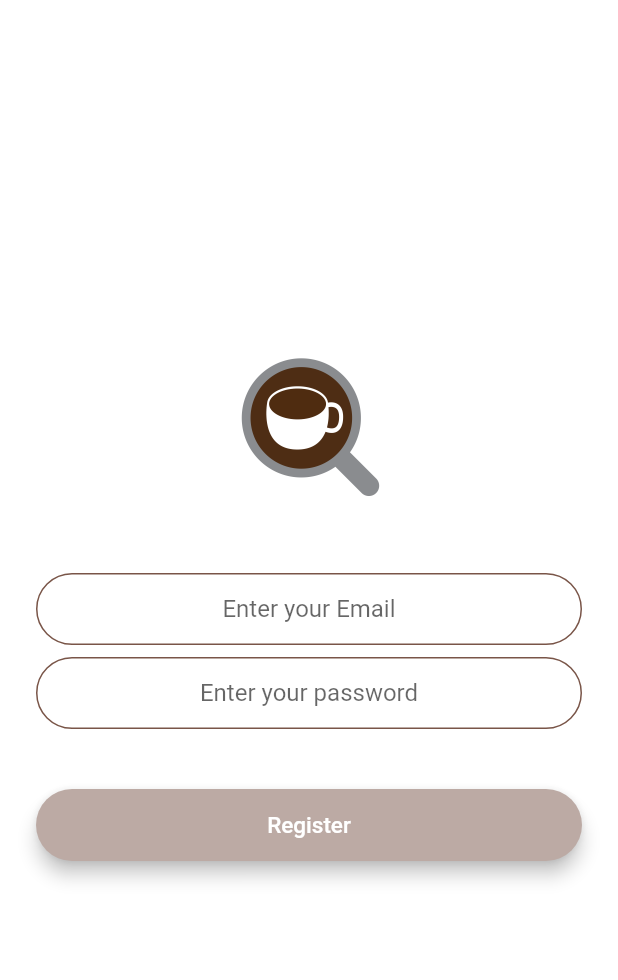
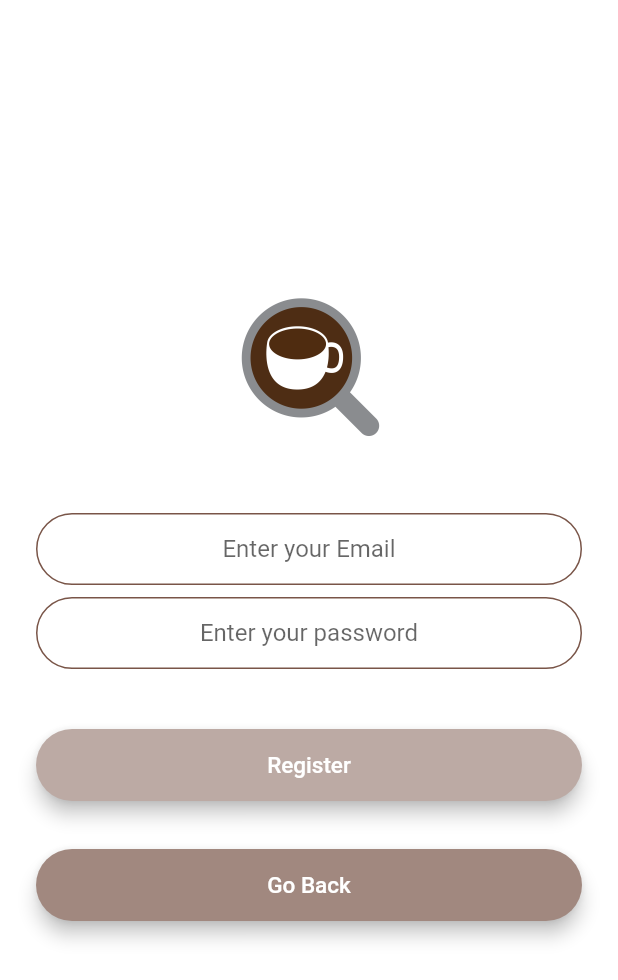
Before and after one commit to BlazingDevs/Fluwinter, a Flutter app: the screen it shows after launch, after a tap on "Register", on a phone screen of 412 x 824 dp. Shown: the top 980 px of the screen. Run offline on Flutter 3.47's test engine with Material 2 defaults, Android fonts, the phone set to English and light mode, and no system bars; our stand-ins replace cloud_firestore, firebase_auth, firebase_core, flutter_rating_bar, transparent_image; accounts and stored records are empty; network calls fail.

Commit message:
connect firebase and login screen, change debug method, delete empty file

```diff
--- a/lib/main.dart
+++ b/lib/main.dart
@@ -4,6 +4,7 @@ import 'package:cafegation/page/login_page/loginpage.dart';
 import 'package:cafegation/page/login_page/register_page.dart';
 import 'package:cafegation/page/login_page/welcome_page.dart';
 import 'package:cafegation/page/logo_page/logoPage.dart';
+import 'package:cafegation/page/search_page/searchPage.dart';
 import 'package:cafegation/services/auth.dart';
 import 'package:flutter/material.dart';
 import 'package:firebase_core/firebase_core.dart';
@@ -59,10 +60,11 @@ class MyApp extends StatelessWidget {
         ),
         initialRoute: WelcomePage.id,
         routes: {
-          WelcomePage.id : (context) => WelcomePage(),
-          loginPage.id: (context) => loginPage(),
-          registerPage.id: (context) => registerPage(),
-          logoPage.id: (context) => logoPage()
+          WelcomePage.id : (context) => WelcomePage(), //웰컴
+          loginPage.id: (context) => loginPage(), //로그인
+          registerPage.id: (context) => registerPage(), //회원가입
+          logoPage.id: (context) => logoPage(), //로고
+          searchPage.id: (context) => searchPage() //찾기 화면...
         },
       ),
     );
--- a/lib/page/favorites_page/favorite_cafe_list.dart
+++ b/lib/page/favorites_page/favorite_cafe_list.dart
@@ -18,7 +18,7 @@ class _FavoriteCafeListState extends State<FavoriteCafeList> {
     return Column(
       children: [
         Container(
-          margin: EdgeInsets.all(15.0),
+          margin: const EdgeInsets.all(15.0),
           child: Text('총 ${cafes.length}개'),
         ),
         Flexible(
--- a/lib/page/favorites_page/favoritesPage.dart
+++ b/lib/page/favorites_page/favoritesPage.dart
@@ -19,7 +19,7 @@ class _FavoritesPageState extends State<favoritesPage> {
   @override
   Widget build(BuildContext context) {
     return StreamProvider<List<Cafe>>.value(
-      initialData: [],
+      initialData: const [],
       value: DataBaseService().cafes,
       child: Scaffold(
         appBar: AppBar(
--- a/lib/page/login_page/register_page.dart
+++ b/lib/page/login_page/register_page.dart
@@ -1,6 +1,8 @@
+import 'package:cafegation/page/login_page/welcome_page.dart';
+import 'package:cafegation/page/search_page/searchPage.dart';
+import 'package:cafegation/services/auth.dart';
 import 'package:flutter/material.dart';
 class registerPage extends StatefulWidget {
-
   static String id = 'registerpage';
 
   @override
@@ -9,6 +11,7 @@ class registerPage extends StatefulWidget {
 
 class _registerPageState extends State<registerPage> {
 
+  final AuthService _auth = AuthService();
   bool showSpinner = false;
   String email = '';
   String password = '';
@@ -27,7 +30,7 @@ class _registerPageState extends State<registerPage> {
               height: 100.0,
               child: Image.asset('assets/coffee1.png'),
             ),
-            SizedBox(
+            const SizedBox(
               height: 48.0,
             ),
             TextField(
@@ -36,7 +39,7 @@ class _registerPageState extends State<registerPage> {
               onChanged: (value) {
                 email = value;
               },
-              decoration: InputDecoration(
+              decoration: const InputDecoration(
                 hintText: 'Enter your Email',
                 contentPadding:
                     EdgeInsets.symmetric(vertical: 10.0, horizontal: 20.0),
@@ -53,7 +56,7 @@ class _registerPageState extends State<registerPage> {
                 ),
               ),
             ),
-             SizedBox(
+            const SizedBox(
               height: 8.0,
             ),
             TextField(
@@ -62,7 +65,6 @@ class _registerPageState extends State<registerPage> {
               onChanged: (value) {
                 password = value;
               },
-              obscureText: true,
               enableSuggestions: false,
               autocorrect: false,
               decoration: const InputDecoration(
@@ -82,7 +84,7 @@ class _registerPageState extends State<registerPage> {
                 ),
               ),
             ),
-            SizedBox(
+            const SizedBox(
               height: 24.0,
             ),
             Padding(
@@ -96,11 +98,37 @@ class _registerPageState extends State<registerPage> {
                     setState(() {
                       showSpinner = true;
                     });
+                    _auth.registerWithEmailAndPassword(email, password).then((registerResult){
+                      if(registerResult){
+                        Navigator.pushNamed(context, searchPage.id);
+                      } else {
+                        print('Something went wrong while resigtering.');
+                      }
+                    });
                   },
                   minWidth: 200.0,
                   height: 42.0,
-                  child: Text(
+                  child: const Text(
                     'Register',
+                    style: TextStyle(color: Colors.white,fontSize: 15.0),
+                  ),
+                ),
+              ),
+            ),
+            Padding(
+              padding: EdgeInsets.symmetric(vertical: 16.0),
+              child: Material(
+                color: Colors.brown[300],
+                borderRadius: BorderRadius.all(Radius.circular(30.0)),
+                elevation: 5.0,
+                child: MaterialButton(
+                  onPressed: () {
+                    Navigator.pushNamed(context, WelcomePage.id);
+                  },
+                  minWidth: 200.0,
+                  height: 42.0,
+                  child: const Text(
+                    'Go Back',
                     style: TextStyle(color: Colors.white,fontSize: 15.0),
                   ),
                 ),
--- a/lib/page/login_page/welcome_page.dart
+++ b/lib/page/login_page/welcome_page.dart
@@ -1,9 +1,9 @@
 import 'package:cafegation/page/login_page/loginpage.dart';
 import 'package:cafegation/page/login_page/register_page.dart';
+import 'package:cafegation/page/search_page/searchPage.dart';
 import 'package:flutter/material.dart';
 
 class WelcomePage extends StatefulWidget {
-
   static String id = 'welcomepage';
 
   @override
@@ -48,7 +48,7 @@ class _WelcomePageState extends State<WelcomePage> {
                   },
                   minWidth: 300.0,
                   height: 43.0,
-                  child: Text('Lon In',style: TextStyle(color: Colors.white),),
+                  child: Text('Log In',style: TextStyle(color: Colors.white),),
                 ),
                 ),
               ),
@@ -65,7 +65,22 @@ class _WelcomePageState extends State<WelcomePage> {
                   minWidth: 300.0,
                   height: 43.0,
                   child: Text('Register',style: TextStyle(color: Colors.white),),
+                  ),
                 ),
+              ),
+              Padding(
+                padding: const EdgeInsets.symmetric(vertical: 8.0),
+                child: Material(elevation: 15.0,
+                color: Colors.brown[300],
+                borderRadius: BorderRadius.circular(50.0),
+                child: MaterialButton(
+                  onPressed: (){
+                    Navigator.pushNamed(context, searchPage.id);
+                  },
+                  minWidth: 300.0,
+                  height: 43.0,
+                  child: Text('Continue Without LogIn(Debug)',style: TextStyle(color: Colors.white),),
+                  ),
                 ),
               )
             ],
--- a/lib/page/search_page/searchPage.dart
+++ b/lib/page/search_page/searchPage.dart
@@ -6,6 +6,7 @@ import 'package:cafegation/page/tag_page/tagPage.dart';
 import 'package:flutter/material.dart';
 
 class searchPage extends StatefulWidget {
+  static String id = 'searchpage';
   const searchPage({Key? key}) : super(key: key);
 
   @override
--- a/lib/services/database.dart
+++ b/lib/services/database.dart
@@ -1,6 +1,5 @@
 import 'package:cloud_firestore/cloud_firestore.dart';
 import 'package:cafegation/models/cafe.dart';
-import 'package:cafegation/models/myuser.dart';
 
 class DataBaseService {
 
```
Also changed, not shown: lib/page/login_page/loginpage.dart (+47 -20 lines), lib/services/auth.dart (+10 -3 lines), lib/page/login_page/login_screen.dart (deleted), lib/page/login_page/registeration_screen.dart (deleted), lib/page/login_page/welcome.dart (deleted).
